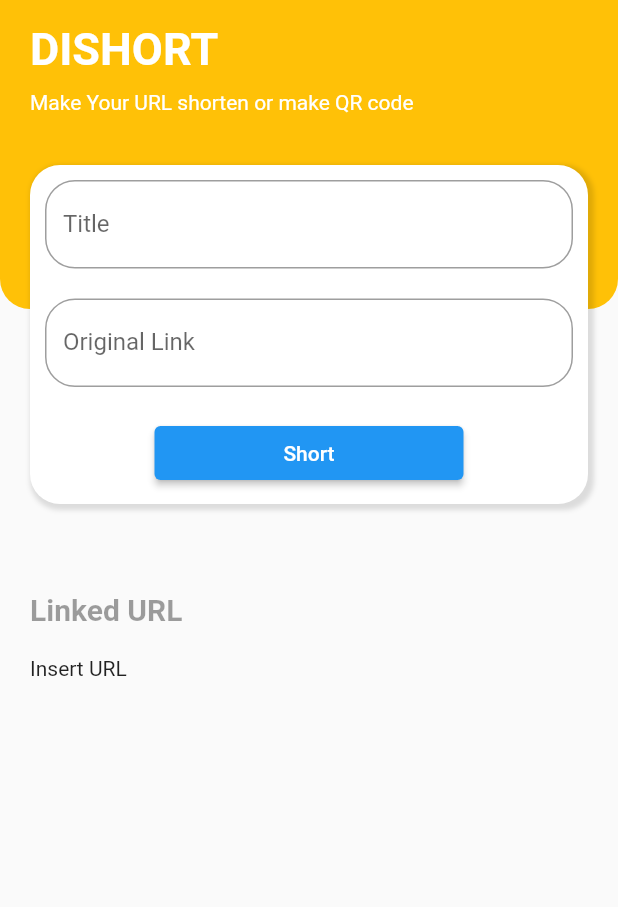
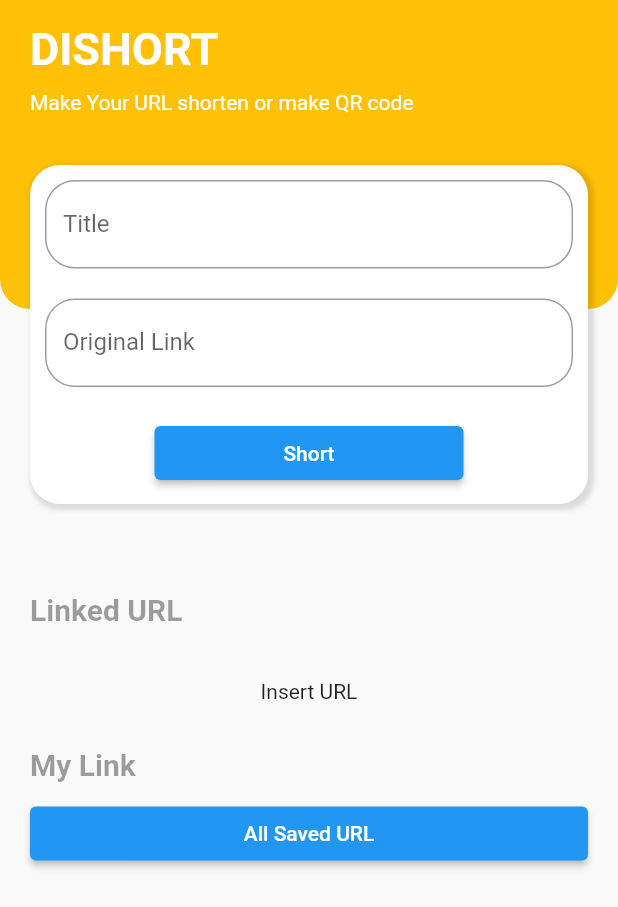
Before and after one commit to ninkyuwudd/shortLink_apps, a Flutter app: the screen it shows after launch, on a phone screen of 412 x 824 dp. Shown: the top 907 px of the screen. Run offline on Flutter 3.47's test engine with Material 2 defaults, Android fonts, the phone set to English and light mode, and no system bars; our stand-ins replace pretty_qr_code.

Commit message:
creating result show widet & routes

```diff
--- a/lib/main.dart
+++ b/lib/main.dart
@@ -1,7 +1,10 @@
 import 'package:flutter/material.dart';
 import 'package:provider/provider.dart';
 import 'package:shortlink_apps/provider/shortlink_provider.dart';
+import 'package:shortlink_apps/routes.dart';
+import 'package:shortlink_apps/view/detail_page.dart';
 import 'package:shortlink_apps/view/home_page.dart';
+import 'package:shortlink_apps/view/list_my_url.dart';
 import 'package:shortlink_apps/view/testloading.dart';
 
 void main() {
@@ -15,8 +18,11 @@ class MainApp extends StatelessWidget {
   Widget build(BuildContext context) {
     return MultiProvider(
       providers: [ChangeNotifierProvider(create: (_) => ShortlinkProvider())],
-      child: const MaterialApp(
-          debugShowCheckedModeBanner: false, home: const HomePageShortLink()),
+      child: MaterialApp(
+          debugShowCheckedModeBanner: false,
+          // home: const HomePageShortLink(),
+          initialRoute: "/",
+          routes: routes),
     );
   }
 }
--- a/lib/provider/shortlink_provider.dart
+++ b/lib/provider/shortlink_provider.dart
@@ -6,22 +6,15 @@ import 'package:http/http.dart' as http;
 class ShortlinkProvider extends ChangeNotifier {
   String TitleUrl = "";
   String ShortUrl = "";
+  var isloading = false;
+  Future<String>? _shortenUrlFuture;
+  get shortenUrlFuture => _shortenUrlFuture;
 
-  // Future<String?> shortenUrl({required String url}) async {
-  //   try {
-  //     final result = await http.post(
-  //         Uri.parse("https://cleanuri.com/api/v1/shorten"),
-  //         body: {'url': url});
+  void getShortUrl(Future<String> theUrl) {
+    _shortenUrlFuture = theUrl;
+  }
 
-  //     if (result.statusCode == 200) {
-  //       final jsonResult = jsonDecode(result.body);
-  //       return jsonResult['result_url'];
-  //     }
-  //   } catch (e) {
-  //     print("Error $e");
-  //   }
-  //   return null;
-  // }
+  // untuk fetch data api shortlink nya
   Future<String?> shortenUrl({required String url}) async {
     try {
       final result = await http.post(
@@ -37,8 +30,6 @@ class ShortlinkProvider extends ChangeNotifier {
     }
     return null;
   }
-
-  var isloading = false;
 
   void changeLoading(bool value) {
     isloading = value;
--- /dev/null
+++ b/lib/routes.dart
@@ -0,0 +1,10 @@
+import 'package:flutter/material.dart';
+import 'package:shortlink_apps/view/detail_page.dart';
+import 'package:shortlink_apps/view/home_page.dart';
+import 'package:shortlink_apps/view/list_my_url.dart';
+
+Map<String, WidgetBuilder> routes = {
+  '/': (context) => const HomePageShortLink(),
+  '/detail': (context) => const DetailShortlink(),
+  '/myUrl': (context) => const MyListUrl()
+};
--- a/lib/view/home_page.dart
+++ b/lib/view/home_page.dart
@@ -1,8 +1,9 @@
 import 'package:flutter/material.dart';
 import 'package:provider/provider.dart';
 import 'package:shortlink_apps/provider/shortlink_provider.dart';
-import 'package:shortlink_apps/widget/loading_widget.dart';
-import 'package:shortlink_apps/widget/result_widget.dart';
+import 'package:shortlink_apps/widget/result/result_show.dart';
+import 'package:shortlink_apps/widget/result/result_widget.dart';
+import 'package:shortlink_apps/widget/text/body_title.dart';
 
 class HomePageShortLink extends StatefulWidget {
   const HomePageShortLink({super.key});
@@ -14,8 +15,6 @@ class HomePageShortLink extends StatefulWidget {
 class _HomePageShortLinkState extends State<HomePageShortLink> {
   TextEditingController sortedUrl = TextEditingController();
   TextEditingController urlTitle = TextEditingController();
-
-  Future<String>? _shortenUrlFuture;
 
   @override
   Widget build(BuildContext context) {
@@ -98,7 +97,7 @@ class _HomePageShortLinkState extends State<HomePageShortLink> {
                                       String? srt = await provider.shortenUrl(
                                           url: sortedUrl.text);
 
-                                      _shortenUrlFuture = Future.value(srt);
+                                      provider.getShortUrl(Future.value(srt));
 
                                       provider.changeLoading(false);
                                     },
@@ -130,40 +129,34 @@ class _HomePageShortLinkState extends State<HomePageShortLink> {
                     ],
                   ),
                 ),
-
                 Container(
                   margin: EdgeInsets.only(left: 20, right: 20),
                   child: Column(
                     crossAxisAlignment: CrossAxisAlignment.start,
                     children: [
-                      const Text(
-                        "Linked URL",
-                        style: TextStyle(
-                            fontWeight: FontWeight.bold,
-                            fontSize: 20,
-                            color: Colors.black38),
-                      ),
+                      const TextBodyTitle(text: "Linked URL"),
                       const SizedBox(
                         height: 20,
                       ),
-                      FutureBuilder(
-                          future: _shortenUrlFuture,
-                          builder: (context, snaps) {
-                            if (provider.isloading) {
-                              return const CircularProgressIndicator();
-                            } else if (snaps.hasData) {
-                              return ResultWidget(
-                                urlResult: snaps.data.toString(),
-                              );
-                            } else {
-                              return const Text("Insert URL");
-                            }
-                          })
+                      ResultShowWidget(),
+                      SizedBox(
+                        height: 15,
+                      ),
+                      const TextBodyTitle(text: "My Link"),
+                      SizedBox(
+                        height: 10,
+                      ),
+                      SizedBox(
+                        width: MediaQuery.of(context).size.width,
+                        child: ElevatedButton(
+                            onPressed: () {
+                              Navigator.pushNamed(context, "/myUrl");
+                            },
+                            child: const Text("All Saved URL")),
+                      )
                     ],
                   ),
                 ),
-
-                //
               ],
             ),
           ),
--- a/lib/view/test.dart
+++ b/lib/view/test.dart
@@ -1,7 +1,7 @@
 import 'package:flutter/material.dart';
 import 'package:intl/intl.dart';
 import 'package:shortlink_apps/widget/detail/link_detail.dart';
-import 'package:shortlink_apps/widget/result_widget.dart';
+import 'package:shortlink_apps/widget/result/result_widget.dart';
 
 class TestDetail extends StatelessWidget {
   const TestDetail({super.key});
--- a/lib/view/testloading.dart
+++ b/lib/view/testloading.dart
@@ -2,7 +2,7 @@ import 'package:flutter/material.dart';
 import 'package:provider/provider.dart';
 import 'package:shortlink_apps/provider/shortlink_provider.dart';
 
-import '../widget/result_widget.dart';
+import '../widget/result/result_widget.dart';
 
 class TestLoaading extends StatefulWidget {
   const TestLoaading({super.key});
--- /dev/null
+++ b/lib/widget/result/result_show.dart
@@ -0,0 +1,37 @@
+import 'package:flutter/material.dart';
+import 'package:provider/provider.dart';
+import 'package:shortlink_apps/widget/result/result_widget.dart';
+
+import '../../provider/shortlink_provider.dart';
+
+class ResultShowWidget extends StatefulWidget {
+  const ResultShowWidget({super.key});
+
+  @override
+  State<ResultShowWidget> createState() => _ResultShowWidgetState();
+}
+
+class _ResultShowWidgetState extends State<ResultShowWidget> {
+  @override
+  Widget build(BuildContext context) {
+    var provider = Provider.of<ShortlinkProvider>(context);
+    return FutureBuilder(
+        future: provider.shortenUrlFuture,
+        builder: (context, snaps) {
+          if (provider.isloading) {
+            return const CircularProgressIndicator();
+          } else if (snaps.hasData) {
+            return ResultWidget(
+              urlResult: snaps.data.toString(),
+            );
+          } else {
+            return const Center(
+              child: Padding(
+                padding: EdgeInsets.only(top: 15, bottom: 15),
+                child: Text("Insert URL"),
+              ),
+            );
+          }
+        });
+  }
+}
--- a/lib/widget/result_widget.dart
+++ b/lib/widget/result/result_widget.dart
@@ -55,10 +55,7 @@ class ResultWidget extends StatelessWidget {
               width: MediaQuery.of(context).size.width / 2,
               child: ElevatedButton(
                   onPressed: () {
-                    Navigator.push(
-                        context,
-                        MaterialPageRoute(
-                            builder: ((context) => const TestDetail())));
+                    Navigator.pushNamed(context, "/detail");
                   },
                   child: const Text("Detail")),
             )
--- /dev/null
+++ b/lib/widget/text/body_title.dart
@@ -0,0 +1,15 @@
+import 'package:flutter/material.dart';
+
+class TextBodyTitle extends StatelessWidget {
+  final String text;
+  const TextBodyTitle({super.key, required this.text});
+
+  @override
+  Widget build(BuildContext context) {
+    return Text(
+      text,
+      style: TextStyle(
+          fontWeight: FontWeight.bold, fontSize: 20, color: Colors.black38),
+    );
+  }
+}
```
Also changed, not shown: lib/view/list_my_url.dart (added, +19 -0 lines), lib/widget/loading_widget.dart (deleted, +0 -25 lines).
